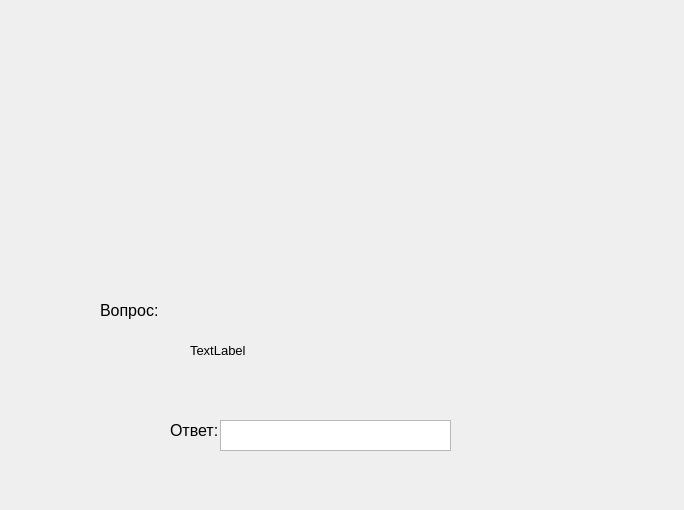
Old version of the form ui/Task.ui in the repository kravagee/online_test_system.
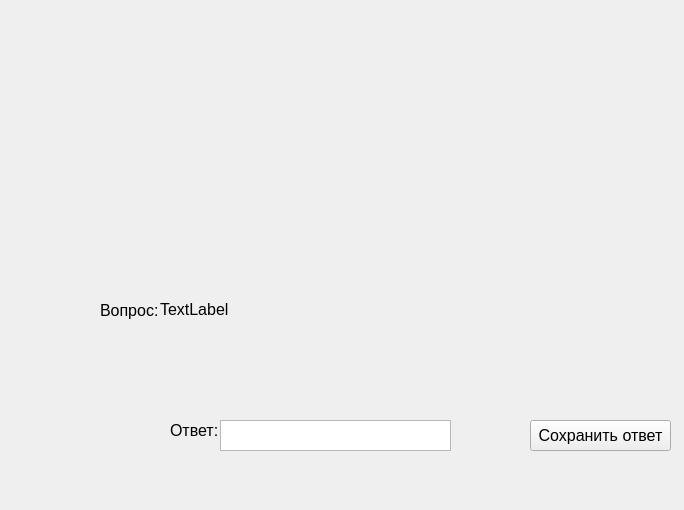
New version of the form.

Patch:
```diff
--- a/ui/Task.ui
+++ b/ui/Task.ui
@@ -34,10 +34,10 @@
   <widget class="QLabel" name="Image">
    <property name="geometry">
     <rect>
-     <x>160</x>
-     <y>70</y>
-     <width>356</width>
-     <height>200</height>
+     <x>140</x>
+     <y>30</y>
+     <width>400</width>
+     <height>250</height>
     </rect>
    </property>
    <property name="text">
@@ -80,19 +80,40 @@
   <widget class="QLabel" name="questiontext">
    <property name="geometry">
     <rect>
-     <x>190</x>
+     <x>160</x>
      <y>300</y>
      <width>361</width>
-     <height>101</height>
+     <height>91</height>
     </rect>
    </property>
    <property name="font">
     <font>
-     <pointsize>10</pointsize>
+     <pointsize>12</pointsize>
     </font>
    </property>
    <property name="text">
     <string>TextLabel</string>
+   </property>
+   <property name="alignment">
+    <set>Qt::AlignJustify|Qt::AlignTop</set>
+   </property>
+  </widget>
+  <widget class="QPushButton" name="savebtn">
+   <property name="geometry">
+    <rect>
+     <x>530</x>
+     <y>420</y>
+     <width>141</width>
+     <height>31</height>
+    </rect>
+   </property>
+   <property name="font">
+    <font>
+     <pointsize>12</pointsize>
+    </font>
+   </property>
+   <property name="text">
+    <string>Сохранить ответ</string>
    </property>
   </widget>
  </widget>
```
Left out of the diff: 3 changed lines with no effect on the pictures.
